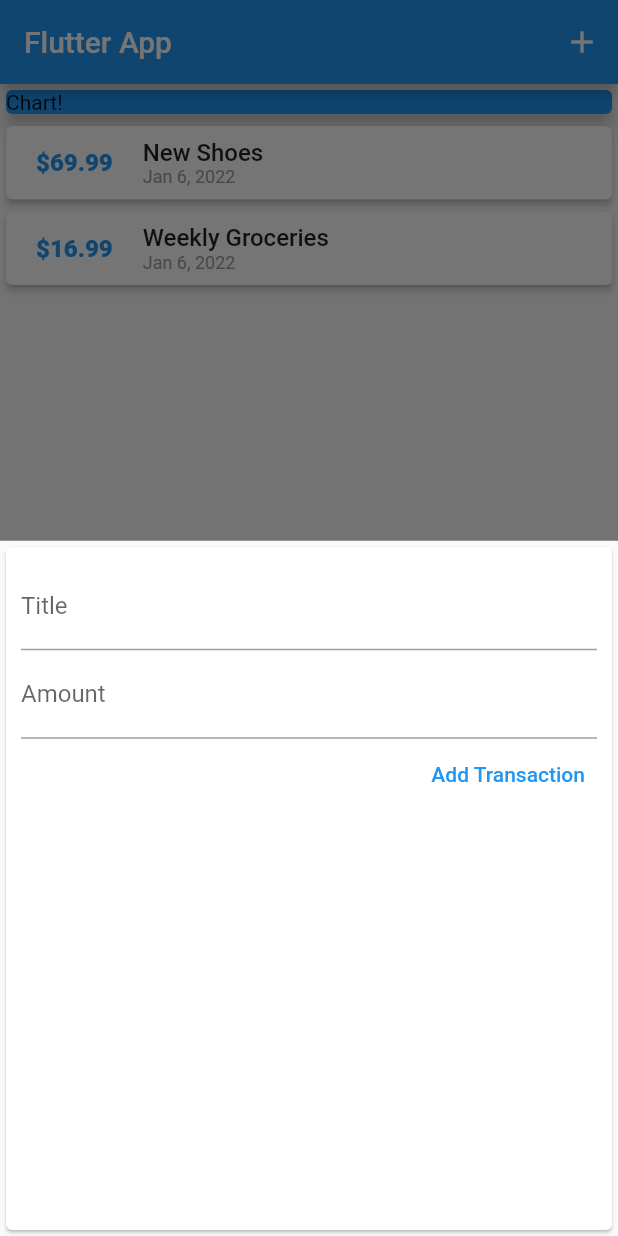
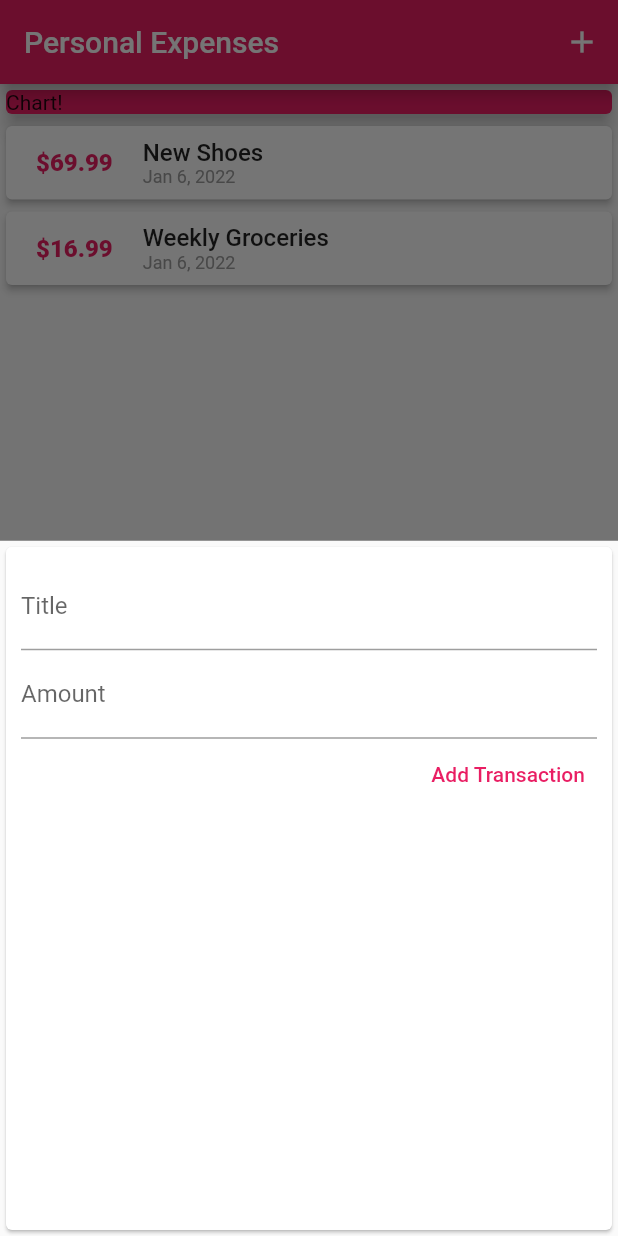
Before and after one commit to FloatKasemtan/Flutter-playground, a Flutter app: the screen it shows after launch, after a tap on the "add" icon, on a phone screen of 412 x 824 dp. Run offline on Flutter 3.47's test engine with Material 2 defaults, Android fonts, the phone set to English and light mode, and no system bars.

Commit message:
[UPDATE] convert static color to theme

```diff
--- a/expense_app/lib/main.dart
+++ b/expense_app/lib/main.dart
@@ -10,6 +10,7 @@ class MyApp extends StatelessWidget {
   Widget build(BuildContext context) {
     return MaterialApp(
       title: 'Flutter App',
+      theme: ThemeData(primaryColor: Colors.pink),
       home: MyHomePage(),
     );
   }
@@ -57,7 +58,8 @@ class _MyHomePageState extends State<MyHomePage> {
   Widget build(BuildContext context) {
     return Scaffold(
       appBar: AppBar(
-        title: Text('Flutter App'),
+        title: Text('Personal Expenses'),
+        backgroundColor: Theme.of(context).primaryColor,
         actions: <Widget>[
           IconButton(
               onPressed: () => _startAddNewTransaction(context),
@@ -71,7 +73,7 @@ class _MyHomePageState extends State<MyHomePage> {
               Container(
                 width: double.infinity,
                 child: Card(
-                  color: Colors.blue,
+                  color: Theme.of(context).primaryColor,
                   child: Text(
                     'Chart!',
                   ),
@@ -83,6 +85,7 @@ class _MyHomePageState extends State<MyHomePage> {
       ),
       floatingActionButton: FloatingActionButton(
         child: Icon(Icons.add),
+        backgroundColor: Theme.of(context).primaryColor,
         onPressed: () => _startAddNewTransaction(context),
       ),
     );
--- a/expense_app/lib/widgets/new_transaction.dart
+++ b/expense_app/lib/widgets/new_transaction.dart
@@ -1,10 +1,17 @@
 import 'package:flutter/material.dart';
 
-class NewTransaction extends StatelessWidget {
+class NewTransaction extends StatefulWidget {
+  final Function onAddHandler;
+
+  NewTransaction(this.onAddHandler);
+
+  @override
+  State<NewTransaction> createState() => _NewTransactionState();
+}
+
+class _NewTransactionState extends State<NewTransaction> {
   final titleController = TextEditingController();
   final amountController = TextEditingController();
-  final Function onAddHandler;
-  NewTransaction(this.onAddHandler);
 
   void submitData() {
     final enteredTitle = titleController.text;
@@ -13,10 +20,12 @@ class NewTransaction extends StatelessWidget {
     if (enteredTitle.isEmpty || enteredAmount <= 0) {
       return;
     }
-    onAddHandler(
+    widget.onAddHandler(
       enteredTitle,
       enteredAmount,
     );
+
+    Navigator.of(context).pop();
   }
 
   @override
@@ -49,7 +58,10 @@ class NewTransaction extends StatelessWidget {
               // },
             ),
             TextButton(
-              child: Text('Add Transaction'),
+              child: Text(
+                'Add Transaction',
+                style: TextStyle(color: Theme.of(context).primaryColor),
+              ),
               onPressed: submitData,
             )
           ],
--- a/expense_app/lib/widgets/transaction_list.dart
+++ b/expense_app/lib/widgets/transaction_list.dart
@@ -31,7 +31,7 @@ class TransactionList extends StatelessWidget {
                     style: TextStyle(
                         fontWeight: FontWeight.w800,
                         fontSize: 16,
-                        color: Colors.blue),
+                        color: Theme.of(context).primaryColor),
                   ),
                 ),
                 Column(
```
